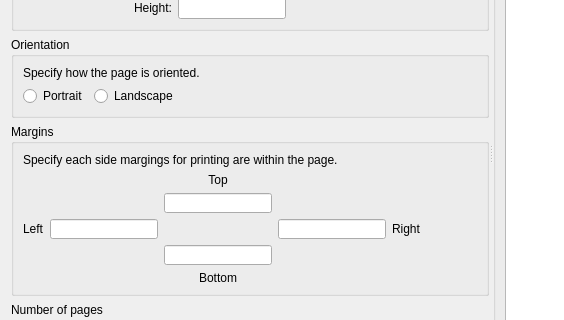
Before: the Qt Designer form librecad/src/ui/dialogs/settings/options_drawing/pages/lc_settings_page_drawing_paper.ui in sand1024/LibreCAD, drawn with Qt 5; both pictures show x 0 to 564 and y 105 to 425 of the 834 by 516 pixel window.
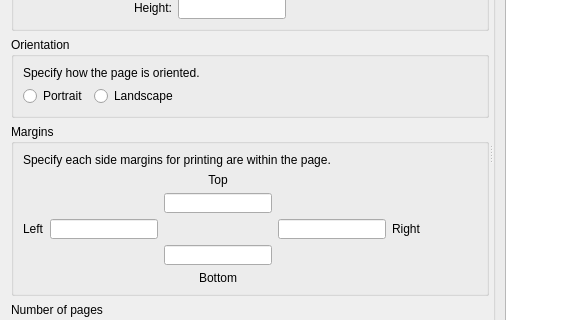
After: the same form once the commit is applied.

```diff
--- a/librecad/src/ui/dialogs/settings/options_drawing/pages/lc_settings_page_drawing_paper.ui
+++ b/librecad/src/ui/dialogs/settings/options_drawing/pages/lc_settings_page_drawing_paper.ui
@@ -274,7 +274,7 @@
           <item row="1" column="0" colspan="6">
            <widget class="QLabel" name="label_4">
             <property name="text">
-             <string>Specify each side margings for printing are within the page.</string>
+             <string>Specify each side margins for printing are within the page.</string>
             </property>
             <property name="wordWrap">
              <bool>true</bool>
```
